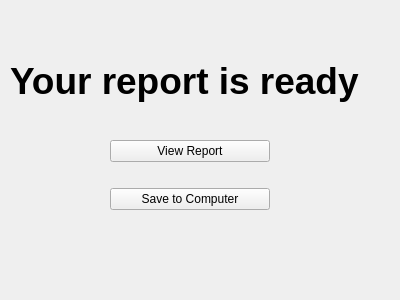
Old version of the form gui/report_download_widget.ui in the repository JRNalakava/FRED_PyQT5.
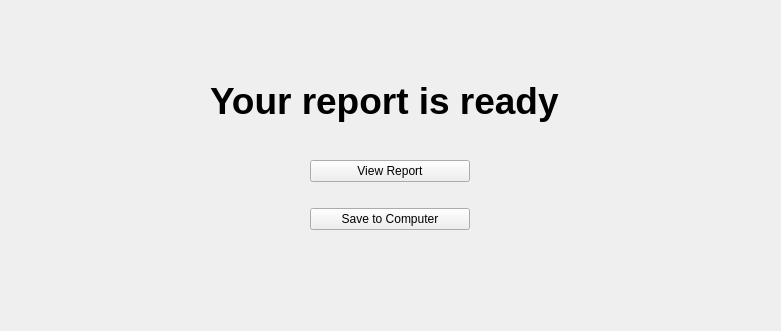
New version of the form.

Diff of the .ui file:
```diff
--- a/gui/report_download_widget.ui
+++ b/gui/report_download_widget.ui
@@ -6,8 +6,8 @@
    <rect>
     <x>0</x>
     <y>0</y>
-    <width>400</width>
-    <height>300</height>
+    <width>781</width>
+    <height>331</height>
    </rect>
   </property>
   <property name="windowTitle">
@@ -16,8 +16,8 @@
   <widget class="QLabel" name="label">
    <property name="geometry">
     <rect>
-     <x>10</x>
-     <y>50</y>
+     <x>210</x>
+     <y>70</y>
      <width>381</width>
      <height>61</height>
     </rect>
@@ -36,8 +36,8 @@
   <widget class="QWidget" name="verticalLayoutWidget">
    <property name="geometry">
     <rect>
-     <x>110</x>
-     <y>120</y>
+     <x>310</x>
+     <y>140</y>
      <width>160</width>
      <height>111</height>
     </rect>
```
